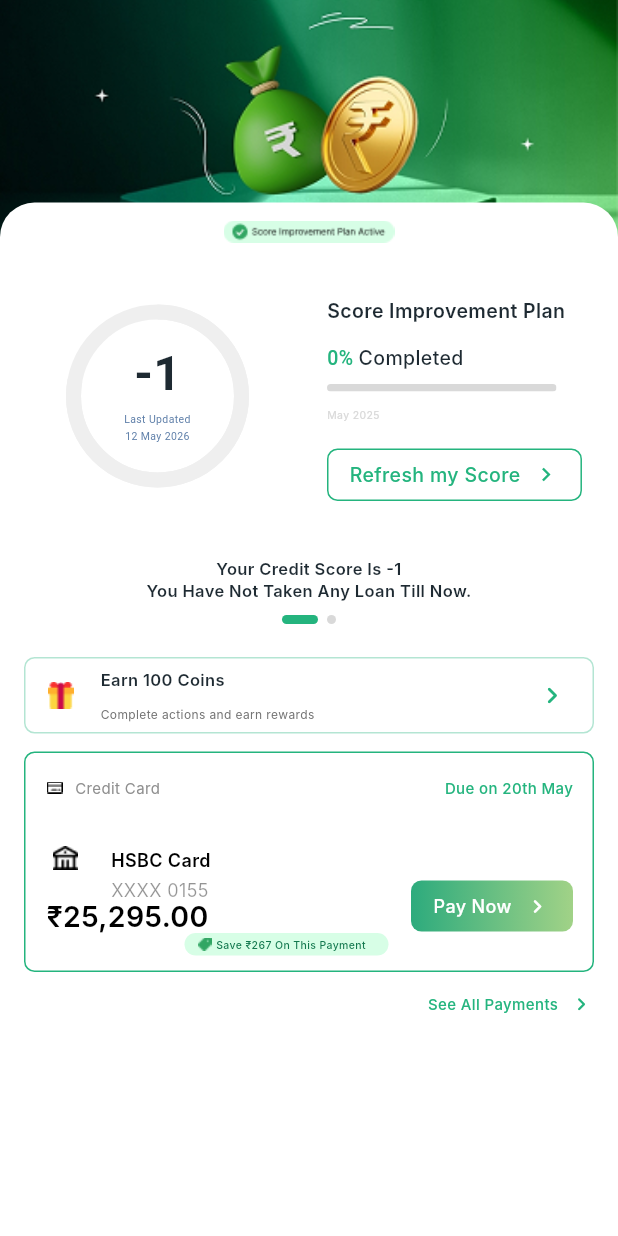
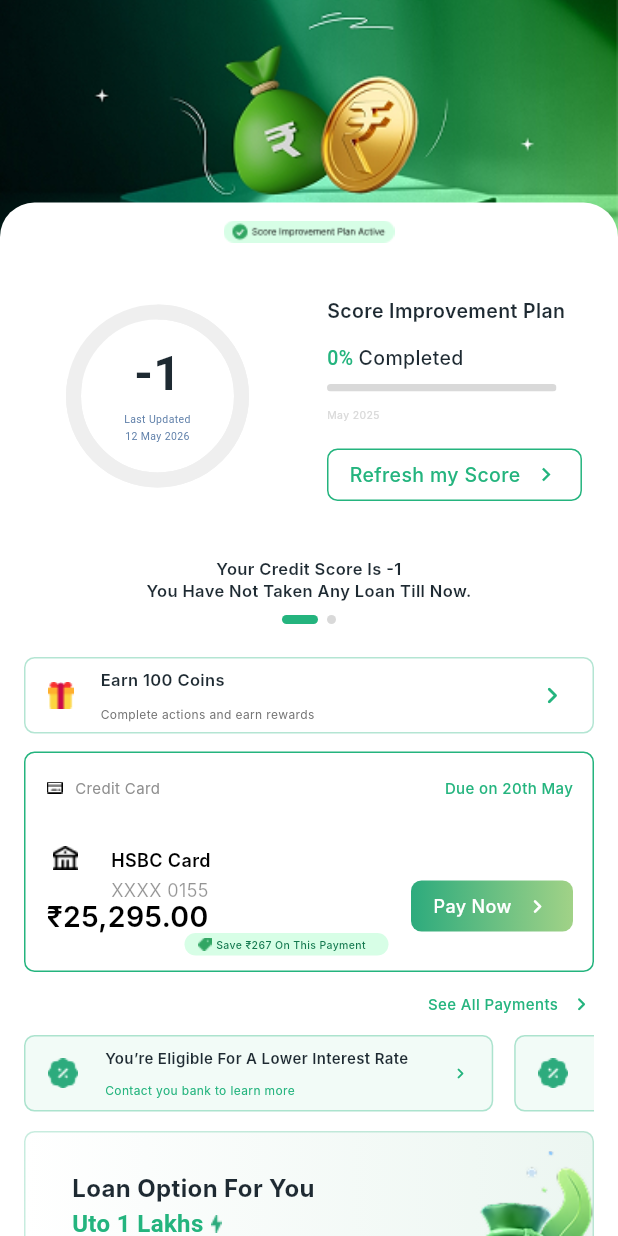
Before and after one commit to AryaMehta03/swipeloan_flutter_assessment, a Flutter app: the screen it shows after launch, scrolled down 174 dp, on a phone screen of 412 x 824 dp. Run offline on Flutter 3.47's test engine with Material 3 defaults, Android fonts, the phone set to English and light mode, and no system bars; Roboto replaces fonts that are missing (Inter, Poppins).

Commit message:
feat: add loan option promotional card

```diff
--- a/lib/core/constants/app_assets.dart
+++ b/lib/core/constants/app_assets.dart
@@ -11,4 +11,7 @@ class AppAssets {
   static const String bankIcon = 'assets/images/bank.png';
   static const String savePaymentIcon =
       'assets/images/save_icon_payment_card.png';
+  static const String interestRateIcon = 'assets/images/interest_rate.png';
+  static const String loanThunder = 'assets/images/loan_thunder.png';
+  static const String loanOption = 'assets/images/loan_option.png';
 }
--- a/lib/features/home/presentation/screens/home_screen.dart
+++ b/lib/features/home/presentation/screens/home_screen.dart
@@ -1,5 +1,7 @@
 import 'package:flutter/material.dart';
 import 'package:swipeloan_flutter_assessment/features/home/presentation/widgets/credit_card_payment_card.dart';
+import 'package:swipeloan_flutter_assessment/features/home/presentation/widgets/interest_rate_card.dart';
+import 'package:swipeloan_flutter_assessment/features/home/presentation/widgets/loan_option_card.dart';
 
 import '../../../../core/constants/app_colors.dart';
 import '../widgets/header_section.dart';
@@ -27,6 +29,10 @@ class HomeScreen extends StatelessWidget {
                   const EarnCoinsTile(),
                   const SizedBox(height: 12),
                   const CreditCardPaymentCard(),
+                  const SizedBox(height: 12),
+                  const InterestRateCard(),
+                  const SizedBox(height: 13),
+                  const LoanOptionCard(),
                 ],
               ),
             ),
--- a/lib/features/home/presentation/widgets/loan_option_card.dart
+++ b/lib/features/home/presentation/widgets/loan_option_card.dart
@@ -0,0 +1,185 @@
+import 'package:flutter/material.dart';
+
+import '../../../../core/constants/app_assets.dart';
+import '../../../../core/constants/app_colors.dart';
+
+class LoanOptionCard extends StatelessWidget {
+  const LoanOptionCard({super.key});
+
+  @override
+  Widget build(BuildContext context) {
+    return Container(
+      height: 171,
+      width: double.infinity,
+      padding: const EdgeInsets.only(left: 31, top: 25, bottom: 21),
+      decoration: BoxDecoration(
+        borderRadius: BorderRadius.circular(7),
+        border: Border.all(
+          color: AppColors.primary.withOpacity(0.25),
+        ),
+        gradient: const LinearGradient(
+          colors: [
+            Colors.white,
+            Color(0xFFECF6F1),
+          ],
+        ),
+      ),
+      child: Stack(
+        clipBehavior: Clip.none,
+        children: const [
+          _LoanCardContent(),
+          _LoanImage(),
+        ],
+      ),
+    );
+  }
+}
+
+class _LoanCardContent extends StatelessWidget {
+  const _LoanCardContent();
+
+  @override
+  Widget build(BuildContext context) {
+    return Positioned(
+      left: 0,
+      top: 0,
+      bottom: 0,
+      child: Column(
+        crossAxisAlignment: CrossAxisAlignment.start,
+        children: const [
+          Text.rich(
+            TextSpan(
+              children: [
+                TextSpan(text: 'Loan Option For You\n'),
+                TextSpan(
+                  text: 'Uto 1 Lakhs',
+                  style: TextStyle(color: AppColors.primary),
+                ),
+                WidgetSpan(
+                  alignment: PlaceholderAlignment.middle,
+                  child: Padding(
+                    padding: EdgeInsets.only(left: 5),
+                    child: Image(
+                      image: AssetImage(AppAssets.loanThunder),
+                      width: 7,
+                      height: 12,
+                    ),
+                  ),
+                ),
+              ],
+            ),
+            style: TextStyle(
+              fontFamily: 'Inter',
+              fontSize: 16,
+              fontWeight: FontWeight.w700,
+              height: 23.7 / 16,
+              color: AppColors.textPrimary,
+            ),
+          ),
+          SizedBox(height: 22),
+          _LoanBulletText(text: 'Hassle free process'),
+          SizedBox(height: 9),
+          _LoanBulletText(text: 'instant transfer'),
+          Spacer(),
+          _ApplyNowButton(),
+        ],
+      ),
+    );
+  }
+}
+
+class _LoanBulletText extends StatelessWidget {
+  const _LoanBulletText({
+    required this.text,
+  });
+
+  final String text;
+
+  @override
+  Widget build(BuildContext context) {
+    return Row(
+      children: [
+        const Text(
+          '•',
+          style: TextStyle(
+            fontSize: 14,
+            height: 1,
+            color: Colors.black,
+          ),
+        ),
+        const SizedBox(width: 7),
+        Text(
+          text,
+          style: const TextStyle(
+            fontFamily: 'Inter',
+            fontSize: 8,
+            fontWeight: FontWeight.w400,
+            height: 16.8 / 8,
+            color: Colors.black,
+          ),
+        ),
+      ],
+    );
+  }
+}
+
+class _ApplyNowButton extends StatelessWidget {
+  const _ApplyNowButton();
+
+  @override
+  Widget build(BuildContext context) {
+    return Container(
+      width: 108,
+      height: 34,
+      padding: const EdgeInsets.symmetric(horizontal: 10),
+      decoration: BoxDecoration(
+        borderRadius: BorderRadius.circular(7),
+        gradient: const LinearGradient(
+          colors: [
+            Color(0xFF2DAB7D),
+            Color(0xFFA1D287),
+          ],
+        ),
+      ),
+      child: const Row(
+        mainAxisAlignment: MainAxisAlignment.center,
+        children: [
+          Text(
+            'Apply Now',
+            style: TextStyle(
+              fontFamily: 'Inter',
+              fontSize: 12,
+              fontWeight: FontWeight.w500,
+              height: 22.68 / 12,
+              color: Colors.white,
+            ),
+          ),
+          SizedBox(width: 8),
+          Icon(
+            Icons.chevron_right_rounded,
+            size: 18,
+            color: Colors.white,
+          ),
+        ],
+      ),
+    );
+  }
+}
+
+class _LoanImage extends StatelessWidget {
+  const _LoanImage();
+
+  @override
+  Widget build(BuildContext context) {
+    return Positioned(
+      right: -1,
+      bottom: -21,
+      child: Image.asset(
+        AppAssets.loanOption,
+        width: 124,
+        height: 157,
+        fit: BoxFit.contain,
+      ),
+    );
+  }
+}
```
Also changed, not shown: assets/images/loan_option.png (added), assets/images/loan_thunder.png (added).
